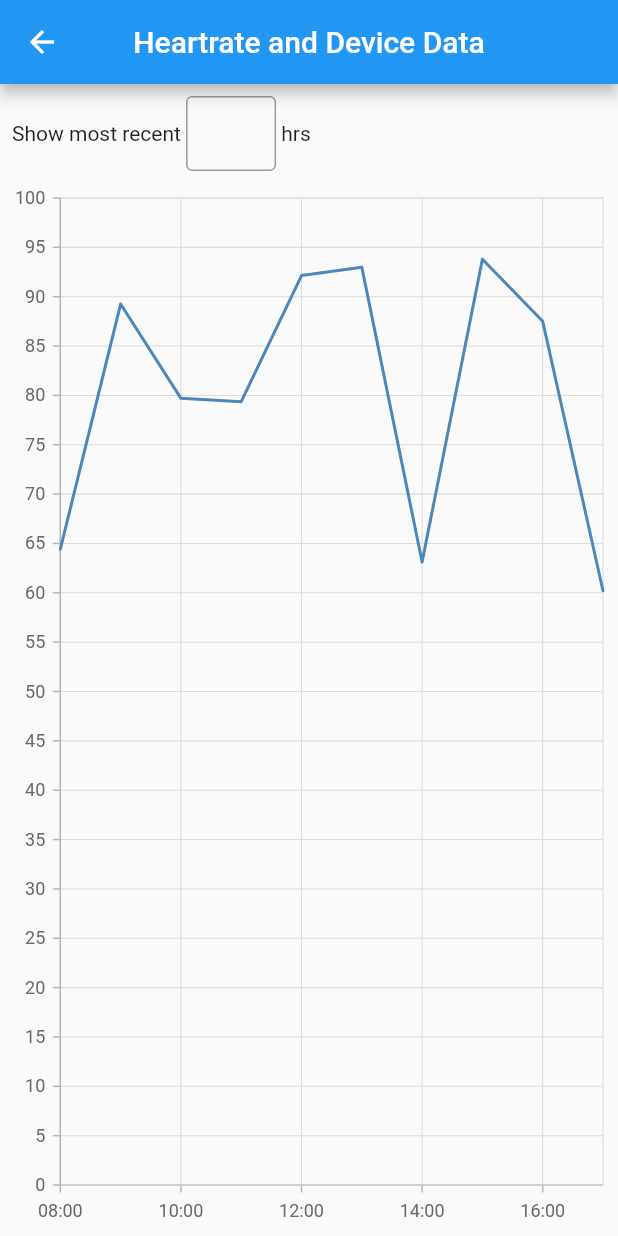
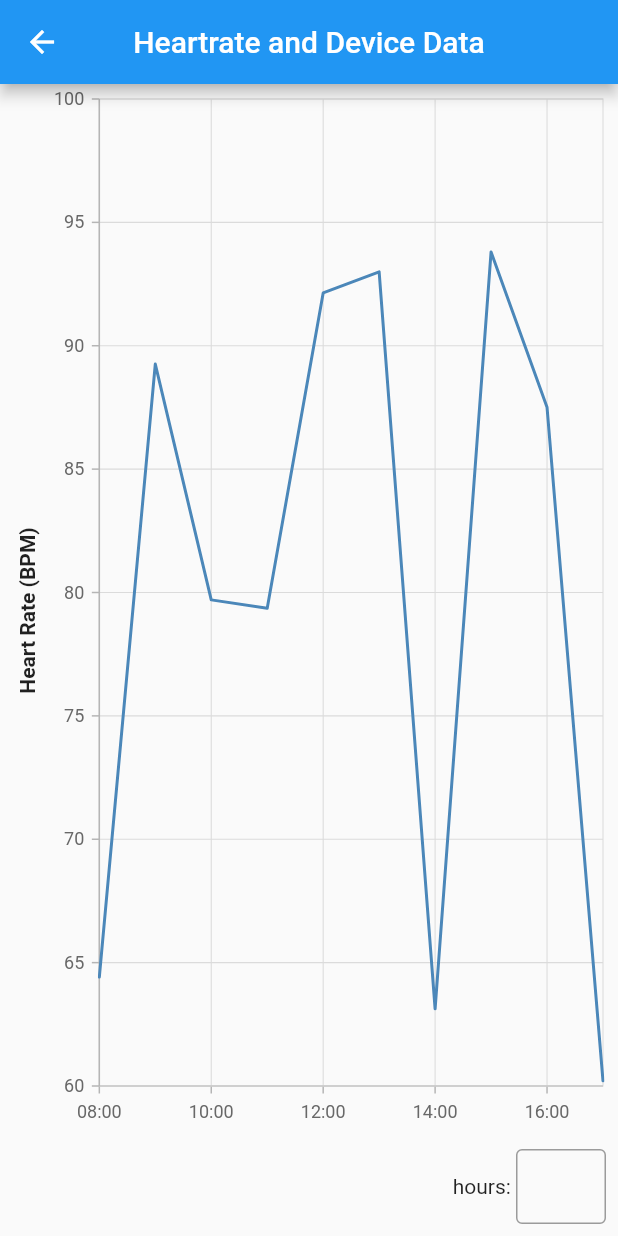
Before and after one commit to TylerHight/Que-App, a Flutter app: the DataScreen screen opened directly, on a phone screen of 412 x 824 dp. Run offline on Flutter 3.47's test engine with Material 2 defaults, Android fonts, the phone set to English and light mode, and no system bars; our stand-ins replace syncfusion_flutter_charts.

Commit message:
moved the hours input box to the bottom right

```diff
--- a/lib/main_screens/data_screen/data_screen.dart
+++ b/lib/main_screens/data_screen/data_screen.dart
@@ -18,6 +18,13 @@ class _DataScreenState extends State<DataScreen> {
 
   @override
   Widget build(BuildContext context) {
+    double minY = heartRateData.values.reduce((min, val) => val < min ? val : min).toDouble();
+    double maxY = heartRateData.values.reduce((max, val) => val > max ? val : max).toDouble();
+
+    // Calculate minY and maxY rounding to the nearest multiple of 5
+    minY = (minY / 5).floor() * 5;
+    maxY = ((maxY + 4) / 5).ceil() * 5;
+
     return Scaffold(
       appBar: AppBar(
         title: const Text('Heartrate and Device Data'),
@@ -25,11 +32,51 @@ class _DataScreenState extends State<DataScreen> {
       ),
       body: Column(
         children: [
+          Expanded(
+            child: Center(
+              child: Row(
+                children: [
+                  // Y-axis title
+                  Container(
+                    margin: EdgeInsets.only(left: 10, right: 0),
+                    child: RotatedBox(
+                      quarterTurns: -1, // Rotate counterclockwise
+                      child: Text(
+                        'Heart Rate (BPM)',
+                        style: TextStyle(
+                          fontWeight: FontWeight.bold,
+                        ),
+                      ),
+                    ),
+                  ),
+                  // Chart
+                  Expanded(
+                    child: SfCartesianChart(
+                      primaryXAxis: DateTimeAxis(),
+                      primaryYAxis: NumericAxis(
+                        minimum: minY, // Set the minimum value of the y-axis
+                        maximum: maxY, // Set the maximum value of the y-axis
+                        interval: 5, // Set the interval to 5 to show labels in multiples of 5
+                      ),
+                      series: <ChartSeries>[
+                        LineSeries<MapEntry<DateTime, double>, DateTime>(
+                          dataSource: heartRateData.entries.toList(),
+                          xValueMapper: (MapEntry<DateTime, double> entry, _) => entry.key,
+                          yValueMapper: (MapEntry<DateTime, double> entry, _) => entry.value,
+                        ),
+                      ],
+                    ),
+                  ),
+                ],
+              ),
+            ),
+          ),
           Padding(
             padding: const EdgeInsets.all(8.0),
             child: Row(
+              mainAxisAlignment: MainAxisAlignment.end, // Align to the right
               children: [
-                const Text('Show most recent '),
+                const Text('hours: '),
                 SizedBox(
                   width: 60,
                   height: 50,
@@ -45,25 +92,7 @@ class _DataScreenState extends State<DataScreen> {
                     ),
                   ),
                 ),
-                const Text(' hrs'),
               ],
-            ),
-          ),
-          Expanded(
-            child: Center(
-              child: SfCartesianChart(
-                primaryXAxis: DateTimeAxis(),
-                primaryYAxis: NumericAxis(
-                  interval: 5, // Set the interval to 5 to show labels in multiples of 5
-                ),
-                series: <ChartSeries>[
-                  LineSeries<MapEntry<DateTime, double>, DateTime>(
-                    dataSource: heartRateData.entries.toList(),
-                    xValueMapper: (MapEntry<DateTime, double> entry, _) => entry.key,
-                    yValueMapper: (MapEntry<DateTime, double> entry, _) => entry.value,
-                  ),
-                ],
-              ),
             ),
           ),
         ],
```
